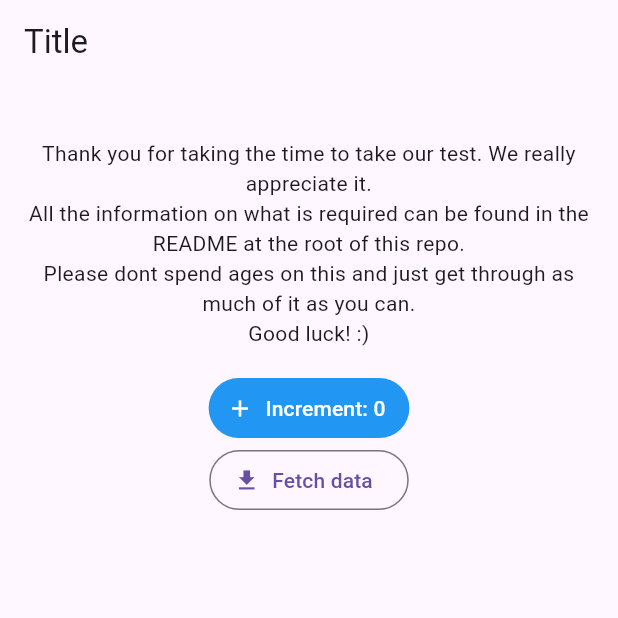
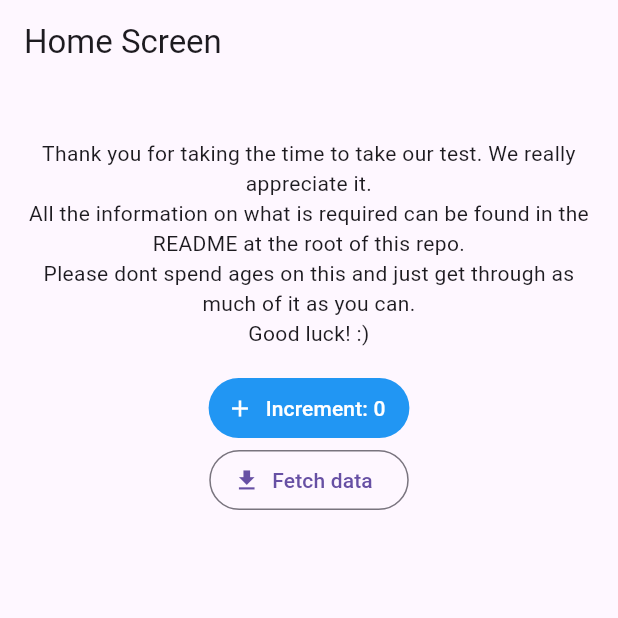
Before and after one commit to caiombueno/coolmovies-challenge, a Flutter app: the screen it shows after launch, on a phone screen of 412 x 824 dp, the top half of it. Run offline on Flutter 3.47's test engine with Material 3 defaults, Android fonts, the phone set to English and light mode, and no system bars; our stand-ins replace go_router, graphql_flutter; generated files the repository leaves out were written again.

```diff
--- /dev/null
+++ b/l10n.yaml
@@ -0,0 +1,5 @@
+arb-dir: lib/src/l10n/arb
+template-arb-file: app_en.arb
+output-localization-file: app_localizations.dart
+output-class: AppLocalizations
+nullabe-getter: false
--- a/lib/src/app/app.dart
+++ b/lib/src/app/app.dart
@@ -1,4 +1,5 @@
 import 'package:coolmovies/src/features/movie_list/home_screen.dart';
+import 'package:coolmovies/src/l10n/l10n.dart';
 import 'package:flutter/material.dart';
 
 class App extends StatelessWidget {
@@ -7,11 +8,13 @@ class App extends StatelessWidget {
   @override
   Widget build(BuildContext context) {
     return MaterialApp(
-      title: 'Flutter Demo',
+      title: 'Cool Movies',
       theme: ThemeData(
         primarySwatch: Colors.blue,
       ),
       home: const HomeScreen(),
+      localizationsDelegates: AppLocalizations.localizationsDelegates,
+      supportedLocales: AppLocalizations.supportedLocales,
     );
   }
 }
--- a/lib/src/features/movie_list/home_screen.dart
+++ b/lib/src/features/movie_list/home_screen.dart
@@ -1,3 +1,4 @@
+import 'package:coolmovies/src/l10n/l10n.dart';
 import 'package:flutter/material.dart';
 import 'package:graphql_flutter/graphql_flutter.dart';
 
@@ -58,7 +59,7 @@ class _HomeScreenState extends State<HomeScreen> {
   Widget build(BuildContext context) {
     return Scaffold(
       appBar: AppBar(
-        title: const Text('Title'),
+        title: Text(context.l10n.homeScreenTitle),
       ),
       body: SingleChildScrollView(
         child: Padding(
--- /dev/null
+++ b/lib/src/l10n/arb/app_en.arb
@@ -0,0 +1,4 @@
+{
+  "@@locale": "en",
+  "homeScreenTitle": "Home Screen"
+}
--- a/pubspec.yaml
+++ b/pubspec.yaml
@@ -16,6 +16,9 @@ dependencies:
   go_router: ^14.2.0
 
   cupertino_icons: ^1.0.2
+  flutter_localizations:
+    sdk: flutter
+  intl: ^0.18.1
 
 dev_dependencies:
   flutter_test:
@@ -27,3 +30,4 @@ dev_dependencies:
 
 flutter:
   uses-material-design: true
+  generate: true
```
Also changed, not shown: lib/src/l10n/l10n.dart (added, +8 -0 lines), pubspec.lock.
